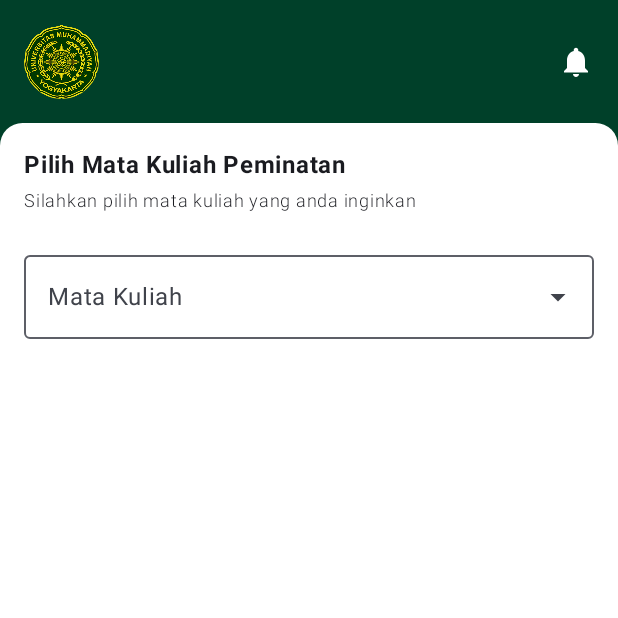
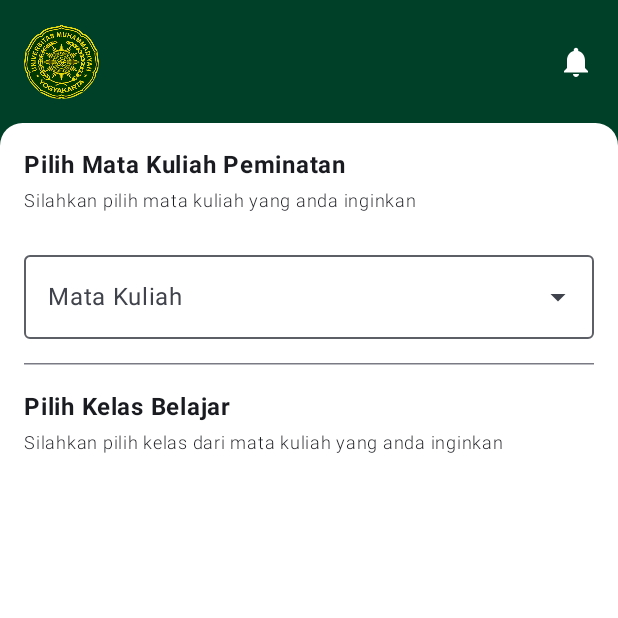
Before and after one commit to MuhSaktiR/Quest6_089, an Android app built with Jetpack Compose: the composable RencanaStudyView shown on its own in the app's theme, on a phone screen of 412 x 824 dp, the top half of it. Run offline under Robolectric (Android 15) with nearby library versions, the phone set to English and light mode, and no system bars.

Commit message:
Menambahkan teks untuk pemilihan kelas belajar

```diff
--- a/app/src/main/java/com/example/activity8/ui/screen/RencanaStudyView.kt
+++ b/app/src/main/java/com/example/activity8/ui/screen/RencanaStudyView.kt
@@ -14,6 +14,7 @@ import androidx.compose.foundation.shape.CircleShape
 import androidx.compose.foundation.shape.RoundedCornerShape
 import androidx.compose.material.icons.Icons
 import androidx.compose.material.icons.filled.Notifications
+import androidx.compose.material3.HorizontalDivider
 import androidx.compose.material3.Icon
 import androidx.compose.material3.Text
 import androidx.compose.runtime.Composable
@@ -121,6 +122,16 @@ fun RencanaStudyView(
                         chosenDropdown = it
                     }
                 )
+                Spacer(modifier = Modifier.padding(8.dp))
+                HorizontalDivider()
+                Spacer(modifier = Modifier.padding(8.dp))
+                Text(text = "Pilih Kelas Belajar", fontWeight = FontWeight.Bold)
+                Text(
+                    text = "Silahkan pilih kelas dari mata kuliah yang anda inginkan",
+                    fontSize = 12.sp,
+                    fontWeight = FontWeight.Light
+                )
+                Spacer(modifier = Modifier.padding(8.dp))
             }
         }
     }
```
